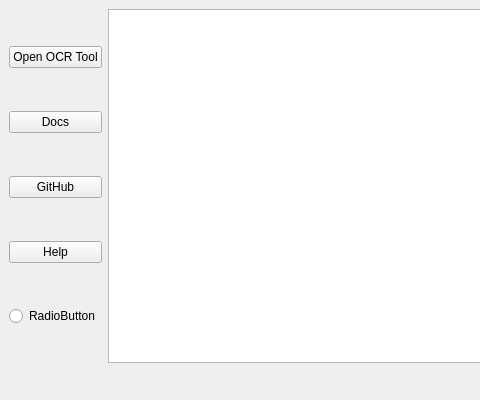
trotroni/toontrad, file windows/main/mainwindow.ui: the form before one commit; both pictures show x 0 to 480 and y 0 to 400 of the 800 by 400 pixel window.
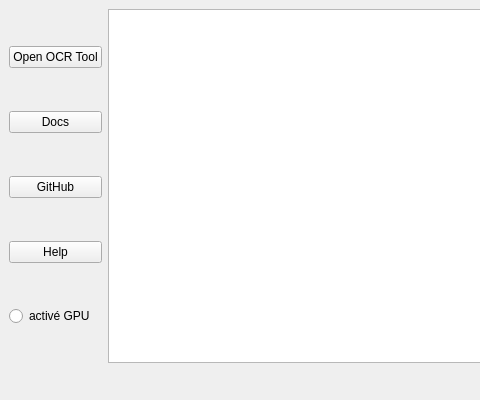
The form after the commit. Icons and pictures are not drawn.

Patch:
```diff
--- a/windows/main/mainwindow.ui
+++ b/windows/main/mainwindow.ui
@@ -207,7 +207,7 @@
       <item>
        <widget class="QRadioButton" name="radioButton">
         <property name="text">
-         <string>RadioButton</string>
+         <string>activé GPU</string>
         </property>
        </widget>
       </item>
```
Left out of the diff: 2 changed lines with no effect on the pictures.
